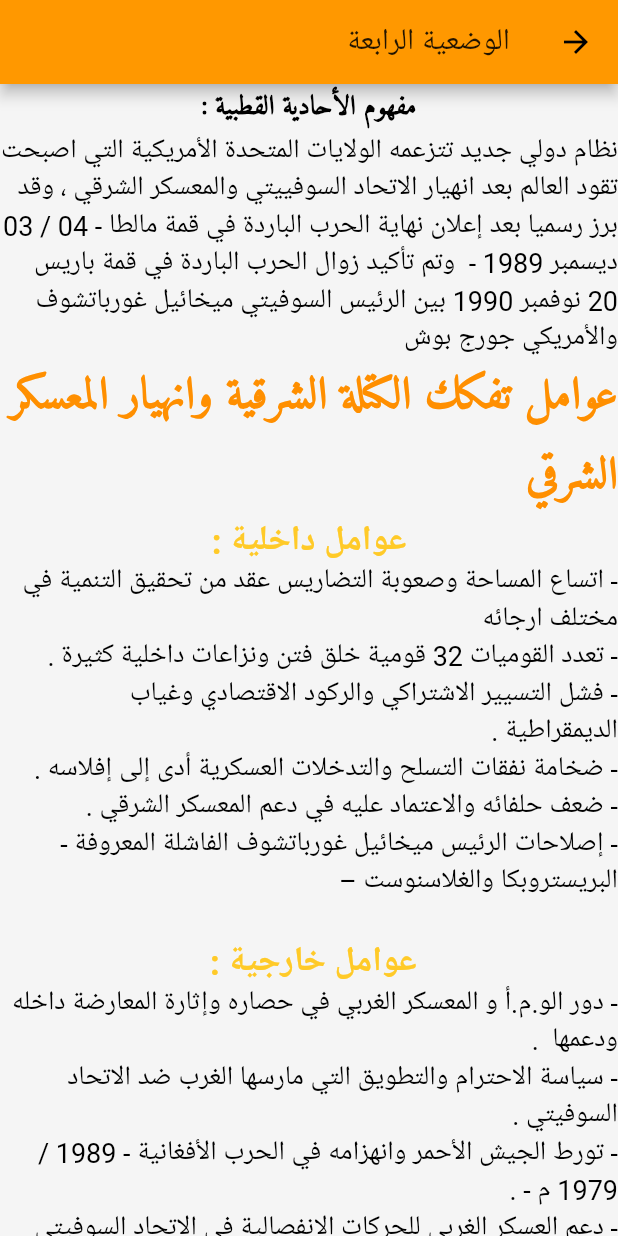
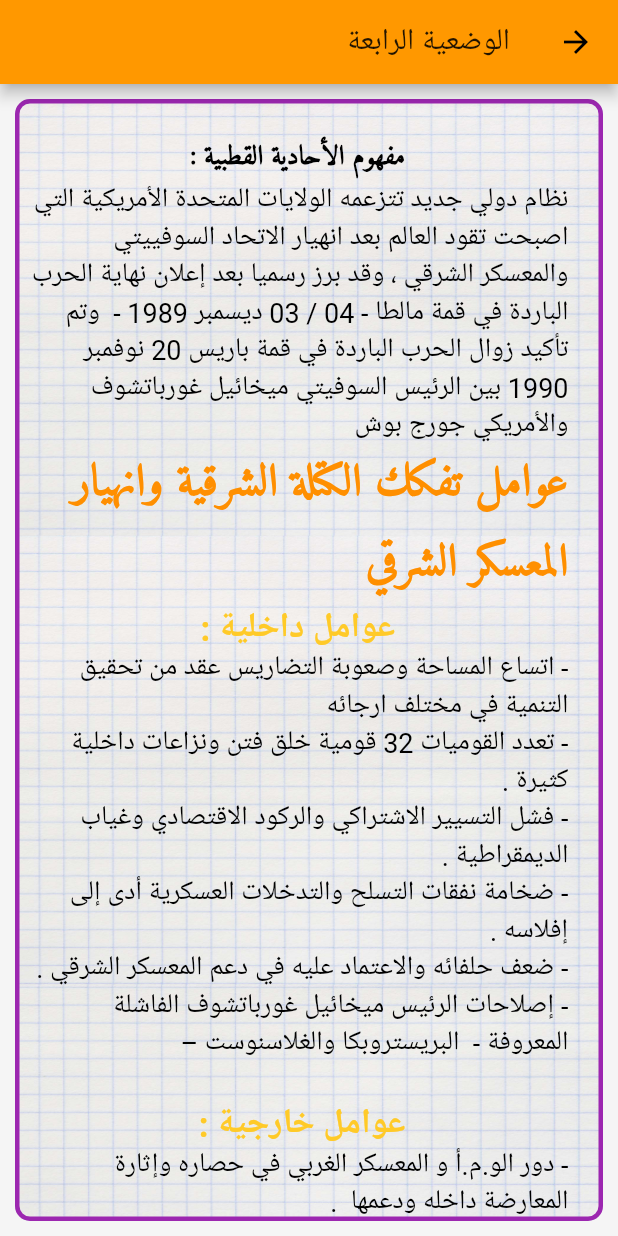
Before and after one commit to amirmekk/educationFlutterApp, a Flutter app: the Doross screen opened by its route, after a tap on "الوحدة الأولى : تطور العالم في ظل الثنائ", after a tap on "الوضعية الرابعة : من الثنائية الى الأحاد", on a phone screen of 412 x 824 dp. Run offline on Flutter 3.47's test engine with Material 2 defaults, Android fonts, the phone set to English and light mode, and no system bars; our stand-ins replace shared_preferences; missing offline and left inert: android_alarm_manager, animated_splash, firebase_admob, launch_review, rate_my_app; accounts and stored records are empty.

Commit message:
design tweeks -adding background texture to lessons and changing some colors and font sizes- + some minor typos

```diff
--- a/lib/pages/Doross.dart
+++ b/lib/pages/Doross.dart
@@ -28,6 +28,8 @@ class _DorossState extends State<Doross> {
                     'الوحدة الأولى : تطور العالم في ظل الثنائية القطبية 1945-1989',
                     style: TextStyle(
                       fontFamily: 'Amiri',
+                      color: Colors.amber[800],
+                      fontSize: 20,
                     ),
                   ),
                   children: <Widget>[
@@ -84,7 +86,11 @@ class _DorossState extends State<Doross> {
                   backgroundColor: Colors.white,
                   title: Text(
                     'الوحدة الثانية : الجزائر مابين 1945-1989',
-                    style: TextStyle(fontFamily: 'Amiri'),
+                    style: TextStyle(
+                      fontFamily: 'Amiri',
+                      color: Colors.amber[800],
+                      fontSize: 20,
+                    ),
                   ),
                   children: <Widget>[
                     Card(
@@ -142,7 +148,11 @@ class _DorossState extends State<Doross> {
                   backgroundColor: Colors.white,
                   title: Text(
                     'الوحدة الثالثة : تطور العالم الثالث مابين 1945- 1989',
-                    style: TextStyle(fontFamily: 'Amiri'),
+                    style: TextStyle(
+                      fontFamily: 'Amiri',
+                      color: Colors.amber[800],
+                      fontSize: 20,
+                    ),
                   ),
                   children: <Widget>[
                     Card(
--- a/lib/pages/DorossPage.dart
+++ b/lib/pages/DorossPage.dart
@@ -33,10 +33,28 @@ class _DorossPageState extends State<DorossPage> {
           onTap: () {
             showAdOrNot();
           },
-          child: ListView(
-            children: <Widget>[
-              daressBody[widget.data[1] - 1][widget.data[2] - 1]
-            ],
+          onLongPress: () {
+            showAdOrNot();
+          },
+          child: Container(
+            margin: EdgeInsets.all(10),
+            decoration: BoxDecoration(
+              image: DecorationImage(image: AssetImage('media/texture.jpg') , fit: BoxFit.fill),
+              borderRadius: BorderRadius.circular(10),
+              border: Border.all(
+                color: Colors.purple,
+                width: 3,
+              ),
+            ),
+            padding: EdgeInsets.fromLTRB(5, 0, 20, 0),
+            child: ListView(
+              children: <Widget>[
+                SizedBox(
+                  height: 20,
+                ),
+                daressBody[widget.data[1] - 1][widget.data[2] - 1]
+              ],
+            ),
           ),
         ),
       ),
--- a/lib/pages/home.dart
+++ b/lib/pages/home.dart
@@ -167,7 +167,7 @@ class _HomePageState extends State<HomePage> {
     'التواريخ',
     'الشخصيات',
     'المصطلحات',
-    'الملخصات',
+    'الدروس',
   ];
   final List dorossTabData = [
     [
--- a/pubspec.yaml
+++ b/pubspec.yaml
@@ -55,6 +55,7 @@ flutter:
   # To add assets to your application, add an assets section, like this:
   assets:
     - icon/logo.jpg
+    - media/texture.jpg
 
   # An image asset can refer to one or more resolution-specific "variants", see
   # https://flutter.dev/assets-and-images/#resolution-aware.
```
Also changed, not shown: media/texture.jpg (added).
